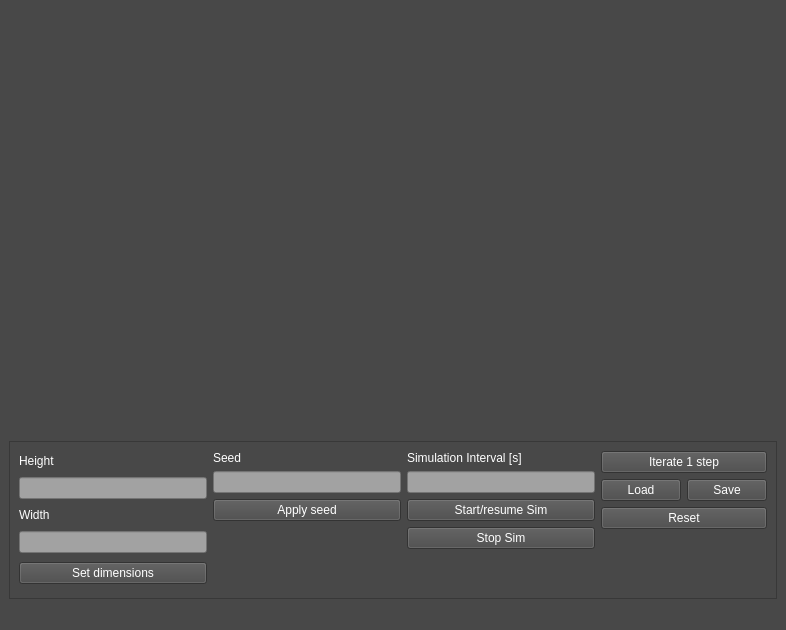
Qt form mainwindow.ui (KacKozak2022/Game-of-Life) before a commit.
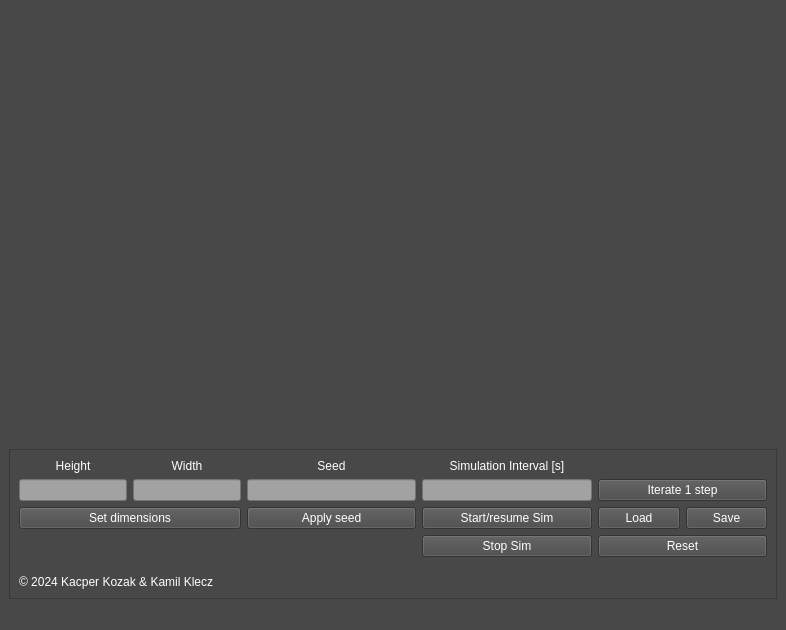
The same form after that commit.

```diff
--- a/mainwindow.ui
+++ b/mainwindow.ui
@@ -50,6 +50,9 @@
       <property name="showGrid">
        <bool>false</bool>
       </property>
+      <property name="gridStyle">
+       <enum>Qt::SolidLine</enum>
+      </property>
       <attribute name="horizontalHeaderVisible">
        <bool>false</bool>
       </attribute>
@@ -84,7 +87,7 @@
       <property name="maximumSize">
        <size>
         <width>16777215</width>
-        <height>300</height>
+        <height>150</height>
        </size>
       </property>
       <property name="frameShape">
@@ -99,6 +102,11 @@
          <item>
           <layout class="QVBoxLayout" name="verticalLayout">
            <item>
+            <layout class="QHBoxLayout" name="horizontalLayout_4">
+             <property name="bottomMargin">
+              <number>0</number>
+             </property>
+             <item>
             <widget class="QLabel" name="Hlabel">
              <property name="sizePolicy">
               <sizepolicy hsizetype="Preferred" vsizetype="Fixed">
@@ -112,12 +120,8 @@
              <property name="text">
               <string>Height</string>
              </property>
-            </widget>
-           </item>
-           <item>
-            <widget class="QLineEdit" name="heightEdit">
-             <property name="styleSheet">
-              <string notr="true">background-color: rgb(162, 162, 162);</string>
+               <property name="alignment">
+                <set>Qt::AlignCenter</set>
              </property>
             </widget>
            </item>
@@ -135,8 +139,18 @@
              <property name="text">
               <string>Width</string>
              </property>
-            </widget>
-           </item>
+               <property name="alignment">
+                <set>Qt::AlignCenter</set>
+               </property>
+              </widget>
+             </item>
+            </layout>
+           </item>
+           <item>
+            <layout class="QHBoxLayout" name="horizontalLayout_6">
+             <property name="bottomMargin">
+              <number>0</number>
+             </property>
            <item>
             <widget class="QLineEdit" name="widthEdit">
              <property name="styleSheet">
@@ -145,6 +159,15 @@
             </widget>
            </item>
            <item>
+              <widget class="QLineEdit" name="heightEdit">
+               <property name="styleSheet">
+                <string notr="true">background-color: rgb(162, 162, 162);</string>
+               </property>
+              </widget>
+             </item>
+            </layout>
+           </item>
+           <item>
             <widget class="QPushButton" name="dimensionsButton">
              <property name="styleSheet">
               <string notr="true">color: rgb(255, 255, 255);</string>
@@ -154,6 +177,29 @@
              </property>
             </widget>
            </item>
+           <item>
+            <spacer name="verticalSpacer">
+             <property name="orientation">
+              <enum>Qt::Vertical</enum>
+             </property>
+             <property name="sizeHint" stdset="0">
+              <size>
+               <width>20</width>
+               <height>40</height>
+              </size>
+             </property>
+            </spacer>
+           </item>
+           <item>
+            <widget class="QLabel" name="label_3">
+             <property name="styleSheet">
+              <string notr="true">color: rgb(255, 255, 255);</string>
+             </property>
+             <property name="text">
+              <string>© 2024 Kacper Kozak &amp; Kamil Klecz</string>
+             </property>
+            </widget>
+           </item>
           </layout>
          </item>
          <item>
@@ -172,6 +218,9 @@
              <property name="text">
               <string>Seed</string>
              </property>
+             <property name="alignment">
+              <set>Qt::AlignCenter</set>
+             </property>
             </widget>
            </item>
            <item>
@@ -216,6 +265,9 @@
              <property name="text">
               <string>Simulation Interval [s]</string>
              </property>
+             <property name="alignment">
+              <set>Qt::AlignCenter</set>
+             </property>
             </widget>
            </item>
            <item>
@@ -262,8 +314,21 @@
          </item>
          <item>
           <layout class="QVBoxLayout" name="verticalLayout_4">
+           <item>
+            <widget class="QLabel" name="label">
+             <property name="text">
+              <string/>
+             </property>
+            </widget>
+           </item>
            <item>
             <widget class="QPushButton" name="iterateButton">
+             <property name="sizePolicy">
+              <sizepolicy hsizetype="Expanding" vsizetype="Fixed">
+               <horstretch>0</horstretch>
+               <verstretch>0</verstretch>
+              </sizepolicy>
+             </property>
              <property name="styleSheet">
               <string notr="true">color: rgb(255, 255, 255);</string>
              </property>
```
Lines whose indentation alone changed are shown as unchanged.
